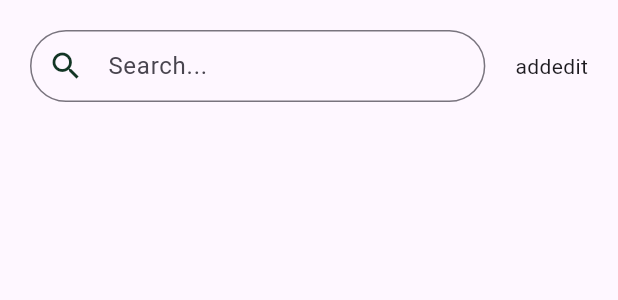
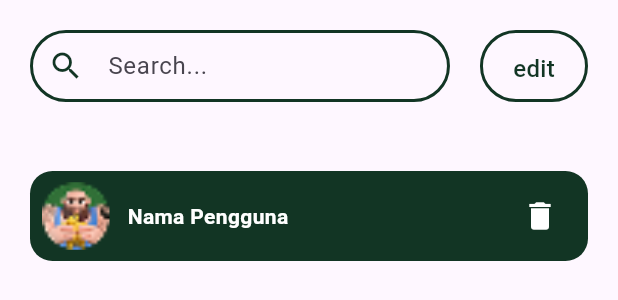
Before and after one commit to daffabur/El-TernakPPL2, a Flutter app: the AccountManagement widget shown alone on an empty page, opened directly, on a phone screen of 412 x 824 dp. Shown: the top 300 px of the screen. Run offline on Flutter 3.47's test engine with Material 3 defaults, Android fonts, the phone set to English and light mode, and no system bars; missing offline and left inert: iconify_flutter; project files that could hold a hidden picture were left out.

Commit message:
Commit management user (not done)

```diff
--- /dev/null
+++ b/lib/base/res/media.dart
@@ -0,0 +1,4 @@
+class AppMedia {
+ static const _baseImage ="assets/images";
+static const placeHolderImg ='$_baseImage/10.png';
+}
--- a/lib/screens/Supervisor/Account_management/account_management.dart
+++ b/lib/screens/Supervisor/Account_management/account_management.dart
@@ -1,4 +1,6 @@
 
+import 'package:el_ternak_ppl2/screens/Supervisor/Account_management/widgets/Custom_Button.dart';
+import 'package:el_ternak_ppl2/screens/Supervisor/Account_management/widgets/Custom_Card_Employee.dart';
 import 'package:el_ternak_ppl2/screens/Supervisor/Account_management/widgets/Custom_Search_bar.dart';
 import 'package:flutter/material.dart';
 
@@ -14,6 +16,8 @@ class AccountManagement extends StatelessWidget {
         children: [
           Padding(padding: EdgeInsets.all(20.0),
           child:
+          Column(
+            children: [
               Row(
                 children: [
                   const Expanded(
@@ -22,11 +26,19 @@ class AccountManagement extends StatelessWidget {
                   const SizedBox(width: 20),
                   Container(child:
                   Row(children: [
-                Text("add"),
-                Text("edit"),
+                    CustomButton(text: 'edit',)
                   ])),
                 ],
               ),
+              SizedBox(height: 40,),
+              Column(
+                children: [
+                  CustomCardEmployee(),
+                ],
+              )
+            ],
+          ),
+
           ),
         ],
     );
--- /dev/null
+++ b/lib/screens/Supervisor/Account_management/widgets/Custom_Button.dart
@@ -0,0 +1,41 @@
+import 'package:el_ternak_ppl2/base/res/styles/app_styles.dart';
+import 'package:flutter/material.dart';
+
+class CustomButton extends StatefulWidget {
+  final String text;
+
+  const CustomButton({super.key, required this.text});
+
+  @override
+  State<CustomButton> createState() => _CustomButtonState();
+}
+
+class _CustomButtonState extends State<CustomButton> {
+  @override
+  Widget build(BuildContext context) {
+    return GestureDetector(
+      onTap: (){
+        print('${widget.text} button tapped!');
+      },
+      child: Container(
+        height: 48,
+        padding: EdgeInsets.symmetric(horizontal: 20, vertical: 12),
+        decoration: BoxDecoration(
+          borderRadius: BorderRadius.circular(25.0),
+              border:BoxBorder.all(
+                color: AppStyles.primaryColor,
+                width: 2.0
+              ) ,
+        ),
+        child:
+        Text(widget.text,
+          style: TextStyle(
+            color: AppStyles.primaryColor,
+            fontWeight: FontWeight.w500,
+            fontSize: 16,
+          ),
+        ),
+      ),
+    );
+  }
+}
--- /dev/null
+++ b/lib/screens/Supervisor/Account_management/widgets/Custom_Card_Employee.dart
@@ -0,0 +1,63 @@
+import 'package:el_ternak_ppl2/base/res/media.dart';
+import 'package:el_ternak_ppl2/base/res/styles/app_styles.dart';
+import 'package:el_ternak_ppl2/screens/Supervisor/Account_management/widgets/Custom_Button.dart';
+import 'package:flutter/material.dart';
+
+class CustomCardEmployee extends StatelessWidget {
+  const CustomCardEmployee({super.key});
+
+  @override
+  Widget build(BuildContext context) {
+    return Container(
+      height: 60,
+      margin: const EdgeInsets.symmetric(vertical: 6.0),
+      padding: const EdgeInsets.symmetric(horizontal: 8.0),
+      decoration: BoxDecoration(
+        color: AppStyles.primaryColor,
+        borderRadius: BorderRadius.circular(15),
+      ),
+      child: Row(
+        children: [
+          // Gambar Avatar
+          ClipRRect(
+            borderRadius: BorderRadius.circular(10.0),
+            child: Image.asset(
+              AppMedia.placeHolderImg,
+              width: 45,
+              height: 45,
+              fit: BoxFit.cover,
+              errorBuilder: (context, error, stackTrace) {
+                return const Icon(Icons.person, size: 40, color: Colors.white);
+              },
+            ),
+          ),
+          const SizedBox(width: 12),
+
+          // ============ INI SOLUSINYA ============
+          // Bungkus Text dengan Expanded agar fleksibel
+          Expanded(
+            child: Text(
+              "Nama Pengguna",
+              style: const TextStyle(color: Colors.white, fontWeight: FontWeight.bold),
+              overflow: TextOverflow.ellipsis, // Tampilkan "..." jika nama terlalu panjang
+            ),
+          ),
+          // =======================================
+
+          const SizedBox(width: 8),
+
+          // Tombol Edit akan muncul karena sekarang ada ruang yang cukup
+          CustomButton(text: "Edit"),
+
+          const SizedBox(width: 8),
+
+          // Tombol Delete
+          IconButton(
+            icon: const Icon(Icons.delete, color: Colors.white),
+            onPressed: () {},
+          ),
+        ],
+      ),
+    );
+  }
+}
--- a/lib/screens/Supervisor/Account_management/widgets/Custom_Search_bar.dart
+++ b/lib/screens/Supervisor/Account_management/widgets/Custom_Search_bar.dart
@@ -28,7 +28,7 @@ class _CustomSearchBarState extends State<CustomSearchBar> {
 
           contentPadding: const EdgeInsets.symmetric(vertical: 0, horizontal: 20),
 
-          border: OutlineInputBorder(
+          enabledBorder: OutlineInputBorder(
             borderRadius: BorderRadius.circular(25.0),
             borderSide:  BorderSide(
               width: 2.0,
@@ -39,7 +39,7 @@ class _CustomSearchBarState extends State<CustomSearchBar> {
           focusedBorder: OutlineInputBorder(
             borderRadius: BorderRadius.circular(25.0),
             borderSide: BorderSide(
-              width: 2.0,
+              width: 3.0,
               color: AppStyles.primaryColor,
             ),
           ),
```
Also changed, not shown: pubspec.yaml (+4 -3 lines), assets/images/10.png (added), assets/images/10.svg (added). Lines whose indentation alone changed are shown as unchanged.
